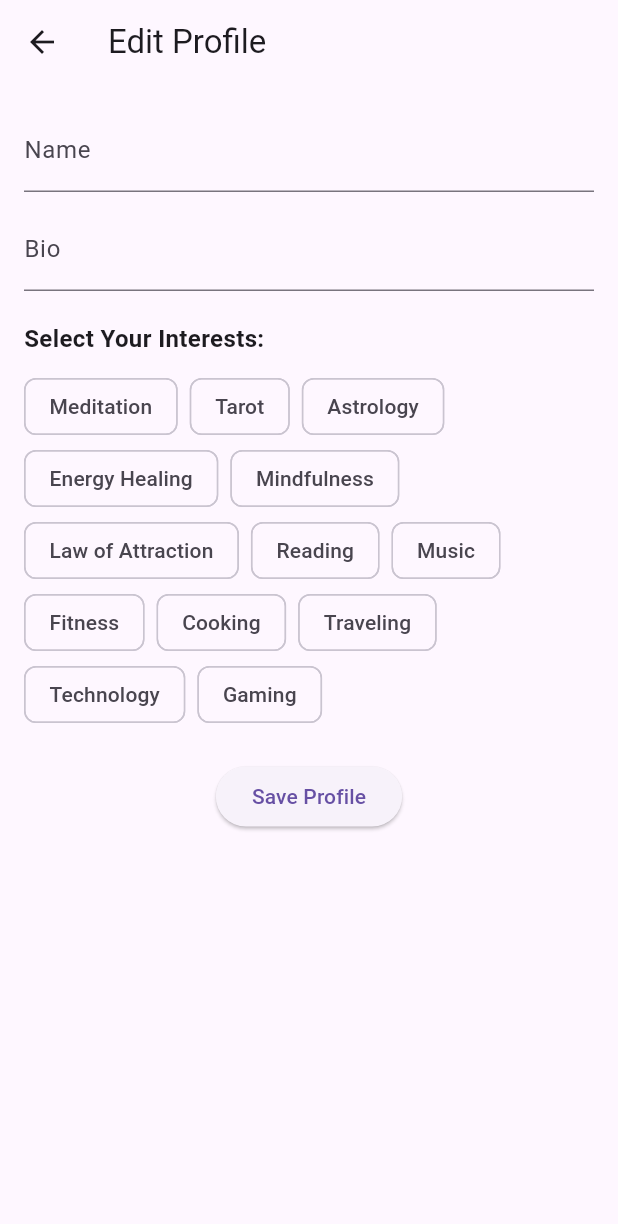
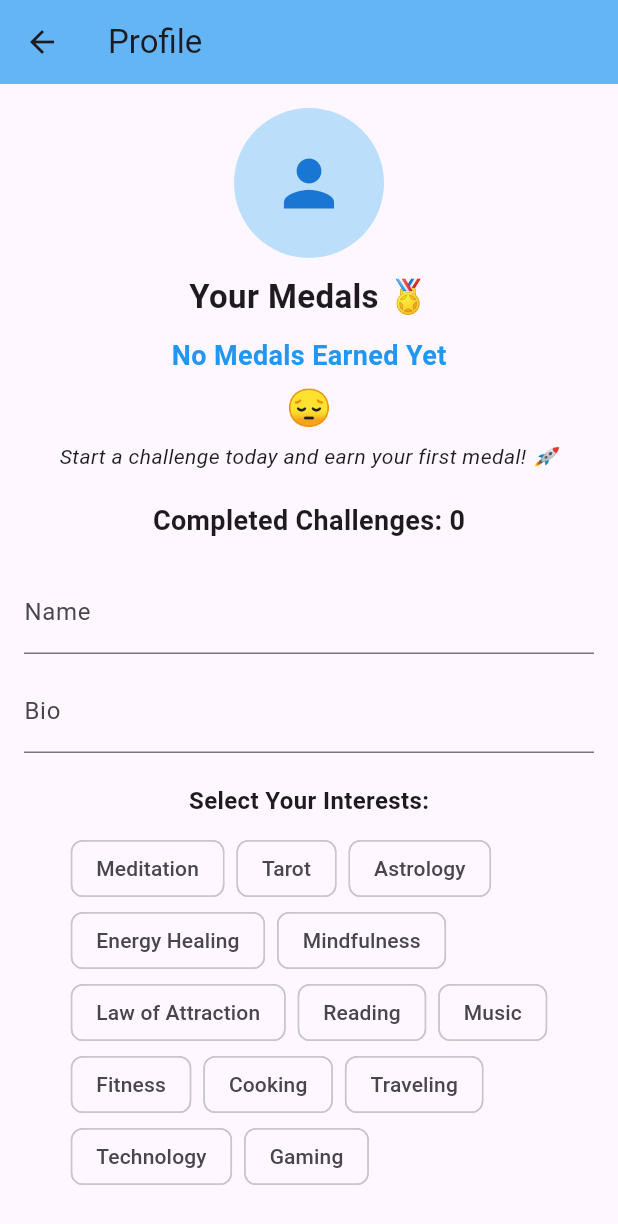
Before and after one commit to Chrisdx51/aurana1, a Flutter app: the ProfileScreen screen opened directly, on a phone screen of 412 x 824 dp. Shown: the top 1224 px of the screen. Run offline on Flutter 3.47's test engine with Material 3 defaults, Android fonts, the phone set to English and light mode, and no system bars; our stand-ins replace flutter_local_notifications, google_mobile_ads, shared_preferences, timezone; accounts and stored records are empty; network calls fail.

Commit message:
Updated feature XYZ

```diff
--- a/lib/screens/profile_screen.dart
+++ b/lib/screens/profile_screen.dart
@@ -1,4 +1,6 @@
 import 'package:flutter/material.dart';
+import 'package:shared_preferences/shared_preferences.dart';
+import 'dart:convert';
 
 class ProfileScreen extends StatefulWidget {
   @override
@@ -9,6 +11,8 @@ class _ProfileScreenState extends State<ProfileScreen> {
   final TextEditingController _nameController = TextEditingController();
   final TextEditingController _bioController = TextEditingController();
   List<String> selectedPaths = [];
+  int completedChallenges = 0; // ✅ Track completed challenges
+  List<String> earnedMedals = []; // ✅ Store earned medals (Emoji-Based)
 
   final List<String> interests = [
     'Meditation',
@@ -27,14 +31,110 @@ class _ProfileScreenState extends State<ProfileScreen> {
   ];
 
   @override
+  void initState() {
+    super.initState();
+    _loadProfile();
+    _loadMedals();
+  }
+
+  Future<void> _loadProfile() async {
+    final prefs = await SharedPreferences.getInstance();
+    setState(() {
+      _nameController.text = prefs.getString('name') ?? '';
+      _bioController.text = prefs.getString('bio') ?? '';
+      selectedPaths = prefs.getStringList('interests') ?? [];
+      completedChallenges = prefs.getInt('completedChallenges') ?? 0;
+    });
+  }
+
+  Future<void> _loadMedals() async {
+    final prefs = await SharedPreferences.getInstance();
+    setState(() {
+      earnedMedals = prefs.getStringList('medals') ?? [];
+    });
+  }
+
+  Future<void> _saveProfile() async {
+    final prefs = await SharedPreferences.getInstance();
+    await prefs.setString('name', _nameController.text);
+    await prefs.setString('bio', _bioController.text);
+    await prefs.setStringList('interests', selectedPaths);
+    ScaffoldMessenger.of(context)
+        .showSnackBar(SnackBar(content: Text("Profile Saved!")));
+  }
+
+  // 📌 Ensure medals update when profile is loaded
+  Future<void> _updateMedals() async {
+    final prefs = await SharedPreferences.getInstance();
+    int challengesCompleted = prefs.getInt('completedChallenges') ?? 0;
+
+    // Define how medals are given
+    List<String> medals = [];
+    if (challengesCompleted >= 1) medals.add("🥉"); // Bronze Medal
+    if (challengesCompleted >= 3) medals.add("🥈"); // Silver Medal
+    if (challengesCompleted >= 5) medals.add("🥇"); // Gold Medal
+    if (challengesCompleted >= 10) medals.add("🏆"); // Trophy for 10+ challenges
+
+    await prefs.setStringList('medals', medals);
+
+    setState(() {
+      earnedMedals = medals;
+    });
+  }
+
+  @override
   Widget build(BuildContext context) {
     return Scaffold(
-      appBar: AppBar(title: Text('Edit Profile')),
+      appBar: AppBar(title: Text('Profile'), backgroundColor: Colors.blue.shade300),
       body: SingleChildScrollView(
         padding: const EdgeInsets.all(16.0),
         child: Column(
-          crossAxisAlignment: CrossAxisAlignment.start,
+          crossAxisAlignment: CrossAxisAlignment.center,
           children: [
+            // 📌 Profile Picture Placeholder
+            CircleAvatar(
+              radius: 50,
+              backgroundColor: Colors.blue.shade100,
+              child: Icon(Icons.person, size: 50, color: Colors.blue.shade700),
+            ),
+            SizedBox(height: 10),
+
+            Text(
+              'Your Medals 🏅',
+              style: TextStyle(fontSize: 22, fontWeight: FontWeight.bold),
+            ),
+            SizedBox(height: 10),
+
+            // 📌 Medal Display (Emoji-Based)
+            earnedMedals.isNotEmpty
+                ? Wrap(
+                    spacing: 10,
+                    children: earnedMedals.map((medal) {
+                      return Text(
+                        medal,
+                        style: TextStyle(fontSize: 30),
+                      );
+                    }).toList(),
+                  )
+                : Column(
+                    children: [
+                      Text("No Medals Earned Yet", style: TextStyle(fontSize: 18, color: Colors.blue, fontWeight: FontWeight.bold)),
+                      SizedBox(height: 5),
+                      Text("😔", style: TextStyle(fontSize: 24)),
+                      SizedBox(height: 5),
+                      Text("Start a challenge today and earn your first medal! 🚀", style: TextStyle(fontStyle: FontStyle.italic)),
+                    ],
+                  ),
+
+            SizedBox(height: 20),
+
+            Text(
+              "Completed Challenges: $completedChallenges",
+              style: TextStyle(fontSize: 18, fontWeight: FontWeight.bold),
+            ),
+
+            SizedBox(height: 20),
+
             TextField(
               controller: _nameController,
               decoration: InputDecoration(labelText: 'Name'),
@@ -45,11 +145,13 @@ class _ProfileScreenState extends State<ProfileScreen> {
               decoration: InputDecoration(labelText: 'Bio'),
             ),
             SizedBox(height: 20),
+
             Text(
               'Select Your Interests:',
               style: TextStyle(fontSize: 16, fontWeight: FontWeight.bold),
             ),
             SizedBox(height: 10),
+
             Wrap(
               spacing: 8.0,
               children: interests.map((interest) {
@@ -68,17 +170,12 @@ class _ProfileScreenState extends State<ProfileScreen> {
                 );
               }).toList(),
             ),
+
             SizedBox(height: 20),
+
             Center(
               child: ElevatedButton(
-                onPressed: () {
-                  String name = _nameController.text;
-                  String bio = _bioController.text;
-                  print(
-                      'Saved: Name - $name, Bio - $bio, Interests - $selectedPaths');
-                  ScaffoldMessenger.of(context)
-                      .showSnackBar(SnackBar(content: Text("Profile Saved!")));
-                },
+                onPressed: _saveProfile,
                 child: Text('Save Profile'),
               ),
             ),
--- /dev/null
+++ b/lib/services/medal_service.dart
@@ -0,0 +1,22 @@
+import 'package:shared_preferences/shared_preferences.dart';
+import 'dart:convert';
+
+class MedalService {
+  static Future<void> awardMedal() async {
+    final prefs = await SharedPreferences.getInstance();
+
+    // Load existing medals
+    List<String> medals = prefs.getStringList('medals') ?? [];
+
+    // 🎖️ Add a new medal (Emoji-Based)
+    medals.add("🏅"); // You can replace this with different medals if needed
+
+    // Save updated medals
+    await prefs.setStringList('medals', medals);
+  }
+
+  static Future<List<String>> getMedals() async {
+    final prefs = await SharedPreferences.getInstance();
+    return prefs.getStringList('medals') ?? [];
+  }
+}
```
Also changed, not shown: lib/screens/challenge_details_screen.dart (+75 -21 lines), lib/screens/challenges_screen.dart (+24 -34 lines), lib/services/notification_service.dart (+36 -5 lines), 1 other file.
